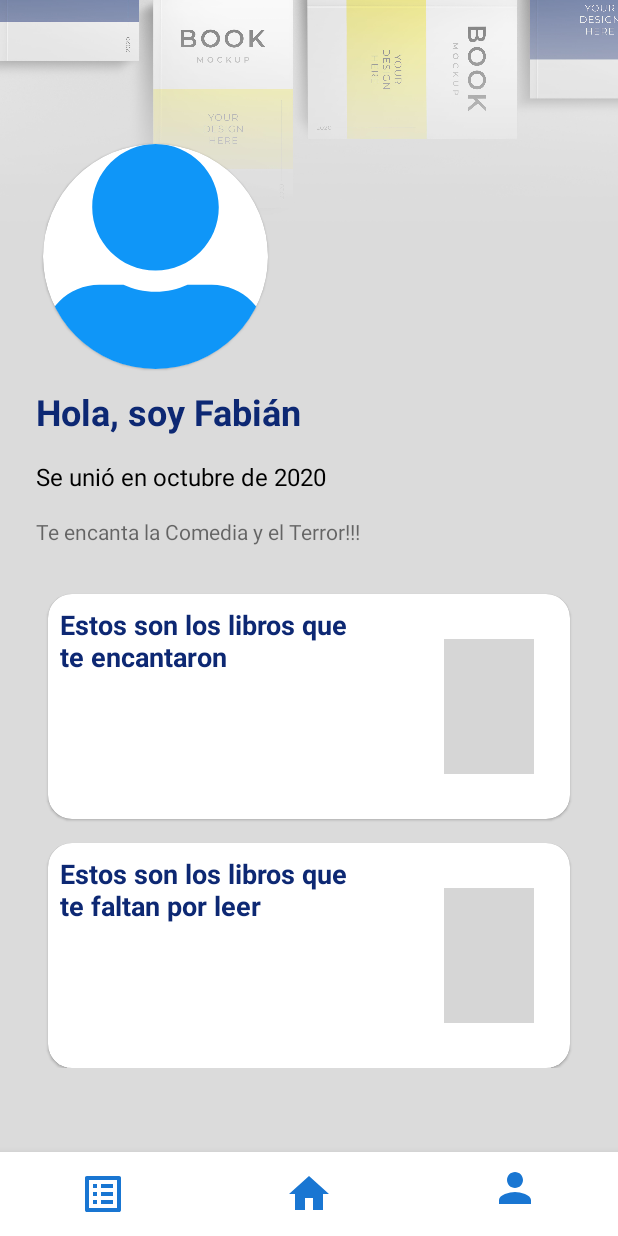
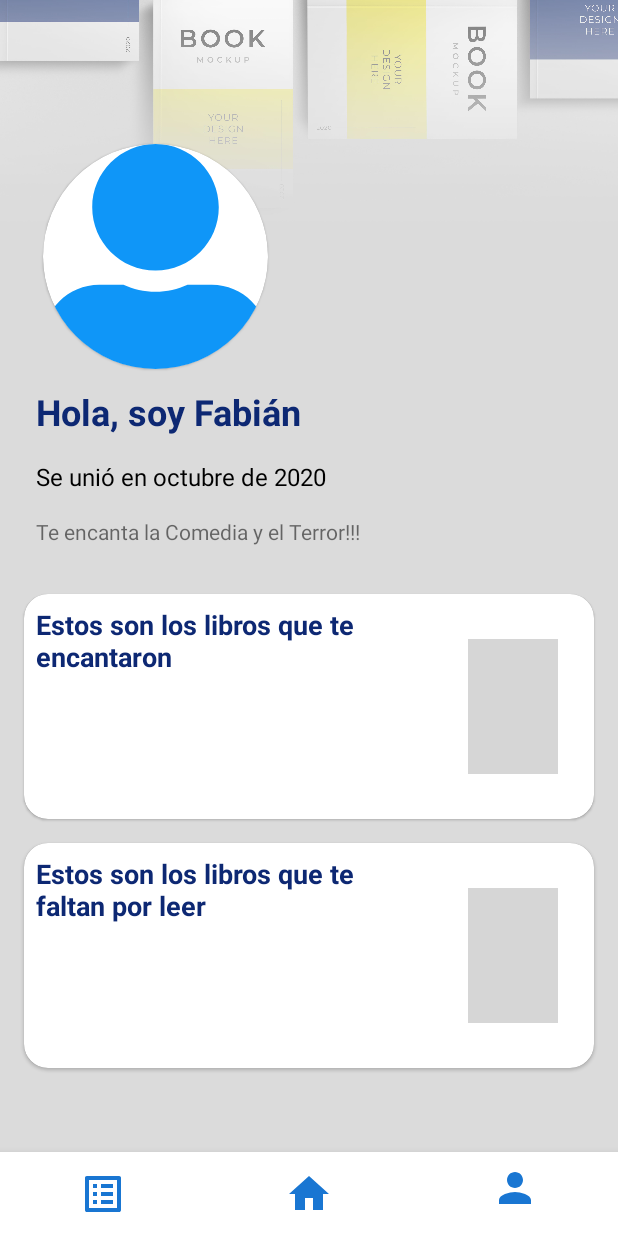
Before and after one commit to FabianGC0610/Kodemia_Fabian, an Android app: the HomeActivity screen opened directly, with no data from a screen before it, item 3 of the bottom bar chosen, on a phone screen of 412 x 824 dp. Run offline under Robolectric (Android 15) with nearby library versions, the phone set to English and light mode, and no system bars; grey boxes are pictures that could not be loaded.

Commit message:
Listo para Desafio 3

```diff
--- a/app/src/main/java/mx/kodemia/bookodemia/DetailsActivity.kt
+++ b/app/src/main/java/mx/kodemia/bookodemia/DetailsActivity.kt
@@ -26,7 +26,7 @@ class DetailsActivity : AppCompatActivity() {
         val alter_text: TextView = findViewById(R.id.textView12)
 
         text_button_des.setOnClickListener {
-            alter_text.setText("Esta es una descripción, is simply dummy text of the printing and typesetting industry. Lorem Ipsum has been the industry's standard dummy text ever since the 1500s")
+            alter_text.setText("Esta es una descripción, is simply dummy text of the printing and typesetting industry. Lorem Ipsum has been the industrys standard dummy text ever since the 1500s")
         }
 
         text_button_det.setOnClickListener {
--- a/app/src/main/res/layout/fragment_user.xml
+++ b/app/src/main/res/layout/fragment_user.xml
@@ -101,9 +101,9 @@
                 android:id="@+id/cardView7"
                 android:layout_width="0dp"
                 android:layout_height="150dp"
-                android:layout_marginStart="32dp"
+                android:layout_marginStart="16dp"
                 android:layout_marginTop="32dp"
-                android:layout_marginEnd="32dp"
+                android:layout_marginEnd="16dp"
                 app:cardCornerRadius="16dp"
                 app:layout_constraintEnd_toEndOf="parent"
                 app:layout_constraintStart_toStartOf="parent"
@@ -145,10 +145,12 @@
             <com.google.android.material.card.MaterialCardView
                 android:layout_width="0dp"
                 android:layout_height="150dp"
-                android:layout_marginStart="32dp"
+                android:layout_marginStart="16dp"
                 android:layout_marginTop="16dp"
-                android:layout_marginEnd="32dp"
+                android:layout_marginEnd="16dp"
+                android:layout_marginBottom="16dp"
                 app:cardCornerRadius="16dp"
+                app:layout_constraintBottom_toBottomOf="parent"
                 app:layout_constraintEnd_toEndOf="parent"
                 app:layout_constraintStart_toStartOf="parent"
                 app:layout_constraintTop_toBottomOf="@+id/cardView7">
--- a/app/src/main/res/layout/item_cardview_home.xml
+++ b/app/src/main/res/layout/item_cardview_home.xml
@@ -5,7 +5,6 @@
     android:layout_width="match_parent"
     android:layout_height="wrap_content"
     android:id="@+id/cardView_item_home"
-    style="?attr/materialCardViewElevatedStyle"
     android:layout_marginHorizontal="16dp"
     android:layout_marginTop="16dp"
     app:cardCornerRadius="16dp"
```
Also changed, not shown: app/src/main/res/layout/fragment_home.xml (+19 -7 lines), app/src/main/res/layout/fragment_list.xml (+14 -12 lines).
